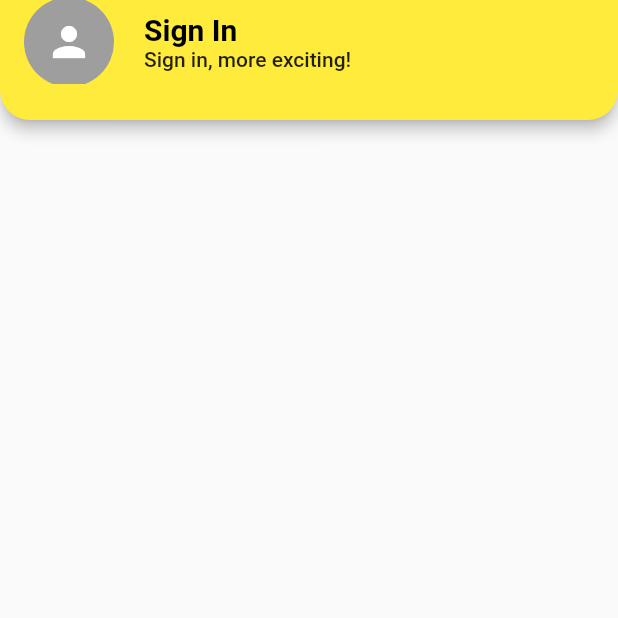
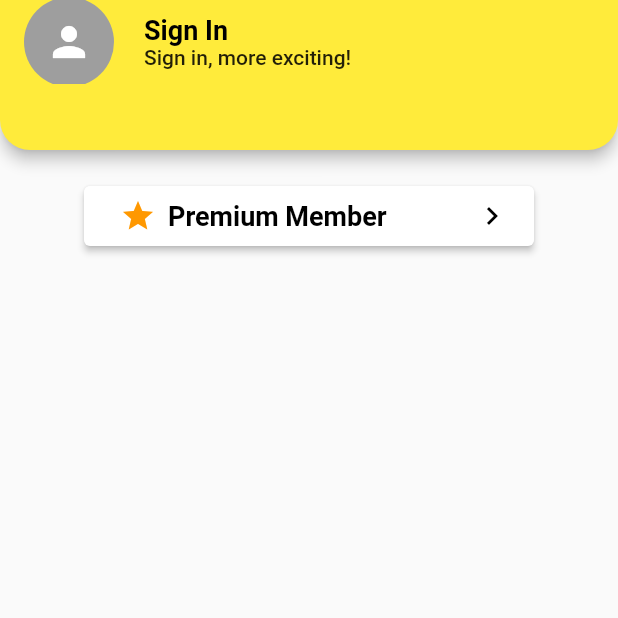
Before and after one commit to Muhammad-Umair1049/expense_planner, a Flutter app: the screen it shows after launch, on a phone screen of 412 x 824 dp, the top half of it. Run offline on Flutter 3.47's test engine with Material 2 defaults, Android fonts, the phone set to English and light mode, and no system bars.

Commit message:
Added a button in Profile screen

```diff
--- a/lib/Widgets/settings/me.dart
+++ b/lib/Widgets/settings/me.dart
@@ -10,7 +10,7 @@ class _HelloScreenState extends State<HelloScreen> {
   Widget build(BuildContext context) {
     return Scaffold(
       appBar: PreferredSize(
-        preferredSize: Size.fromHeight(80.0),
+        preferredSize: Size.fromHeight(100.0),
         child: InkWell(
           onTap: () {
             ScaffoldMessenger.of(context).showSnackBar(
@@ -27,11 +27,19 @@ class _HelloScreenState extends State<HelloScreen> {
             ),
             title: Row(
               children: [
-                CircleAvatar(
-                  backgroundColor: Colors.grey,
-                  foregroundColor: Colors.white,
-                  radius: 30,
-                  child: Icon(Icons.person, size: 32),
+                Stack(
+                  alignment: Alignment.center,
+                  children: [
+                    CircleAvatar(
+                      backgroundColor: Colors.grey,
+                      foregroundColor: Colors.white,
+                      radius: 30,
+                      child: Icon(Icons.person, size: 32),
+                    ),
+                    SizedBox(
+                      height: 12,
+                    ),
+                  ],
                 ),
                 SizedBox(width: 12),
                 Column(
@@ -42,7 +50,7 @@ class _HelloScreenState extends State<HelloScreen> {
                       child: Text(
                         'Sign In',
                         style: TextStyle(
-                          fontSize: 20,
+                          fontSize: 18,
                           fontWeight: FontWeight.bold,
                           color: Colors.black,
                         ),
@@ -65,7 +73,49 @@ class _HelloScreenState extends State<HelloScreen> {
           ),
         ),
       ),
-      body: Container(), // An empty container as the body
+      body: Column(
+        children: [
+          SizedBox(height: 20),
+          Center(
+            child: Container(
+              width: 300.0,
+              child: ElevatedButton(
+                onPressed: () {
+                  // Add your custom logic here for the Premium button
+                },
+                style: ButtonStyle(
+                  backgroundColor: MaterialStateProperty.all(Colors.white),
+                ),
+                child: Row(
+                  children: [
+                    Padding(
+                      padding: const EdgeInsets.all(8.0),
+                      child: Icon(
+                        Icons.star, // Replace with your crown icon
+                        color: Colors.orange, // Icon color
+                        size: 24, // Icon size
+                      ),
+                    ),
+                    Text(
+                      'Premium Member',
+                      style: TextStyle(
+                        fontSize: 18,
+                        fontWeight: FontWeight.bold,
+                        color: Colors.black,
+                      ),
+                    ),
+                    Spacer(), // Adds spacing to push the ">" icon to the right
+                    Icon(
+                      Icons.chevron_right, // ">" icon
+                      size: 24,
+                    ),
+                  ],
+                ),
+              ),
+            ),
+          ),
+        ],
+      ),
     );
   }
 }
--- a/lib/main.dart
+++ b/lib/main.dart
@@ -24,7 +24,7 @@ class MyApp extends StatelessWidget {
       // home: MyHomePage(
       //   key: const Key('MyHomePage'), // Adding the named 'key' parameter here
       // ),
-      // home: MoneyManagerFrontPage(),
+      //home: MoneyManagerFrontPage(),
     );
   }
 }
```
